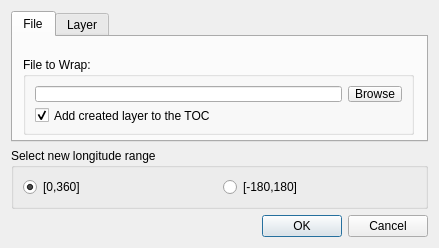
First picture: the form in geometry_wrapper_dialog_base.ui, repository MACBIO/GeoWrap, before the edit.
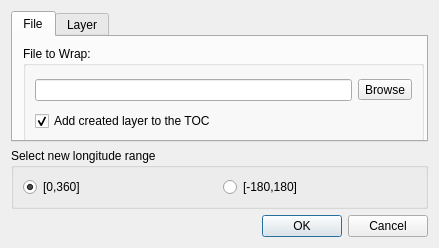
Second picture: the form after the edit. Custom widgets are drawn as their Qt base class.

Commit message: upgraded vector file processing

Patch:
```diff
--- a/geometry_wrapper_dialog_base.ui
+++ b/geometry_wrapper_dialog_base.ui
@@ -30,9 +30,9 @@
        <property name="geometry">
         <rect>
          <x>10</x>
-         <y>20</y>
-         <width>391</width>
-         <height>78</height>
+         <y>9</y>
+         <width>401</width>
+         <height>101</height>
         </rect>
        </property>
        <property name="sizePolicy">
```
The commit also changes 2 other files.
